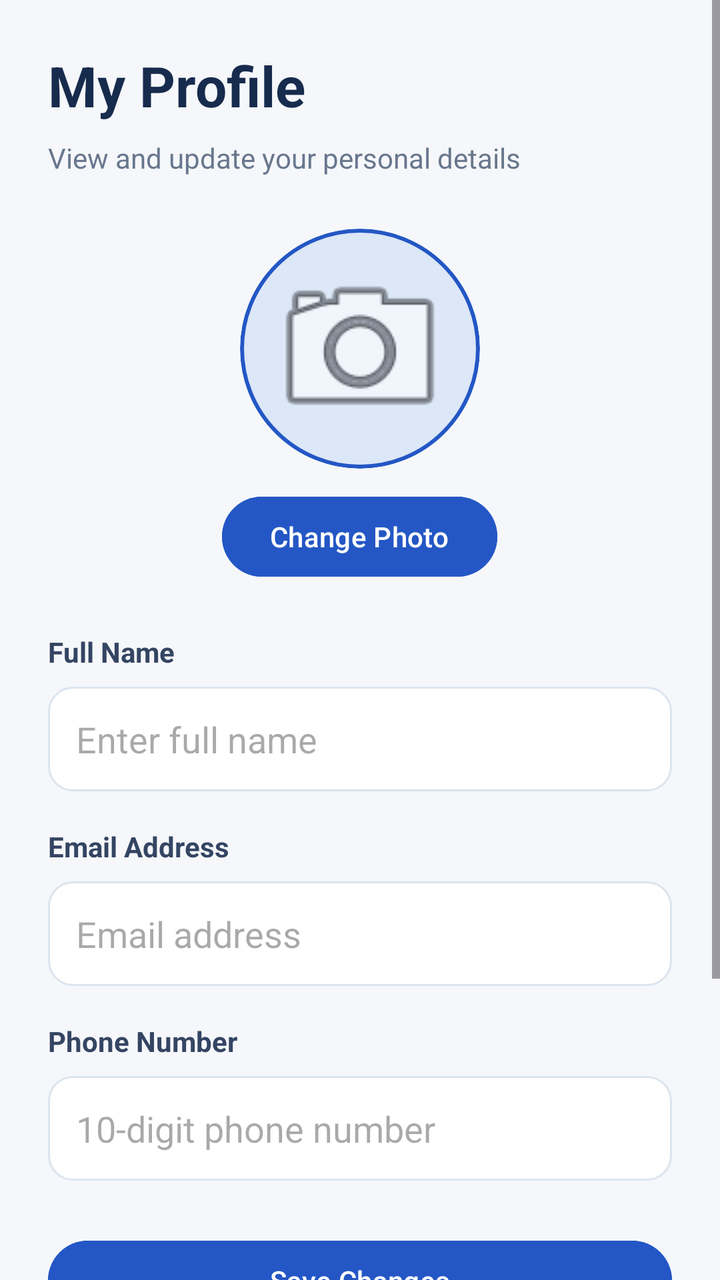
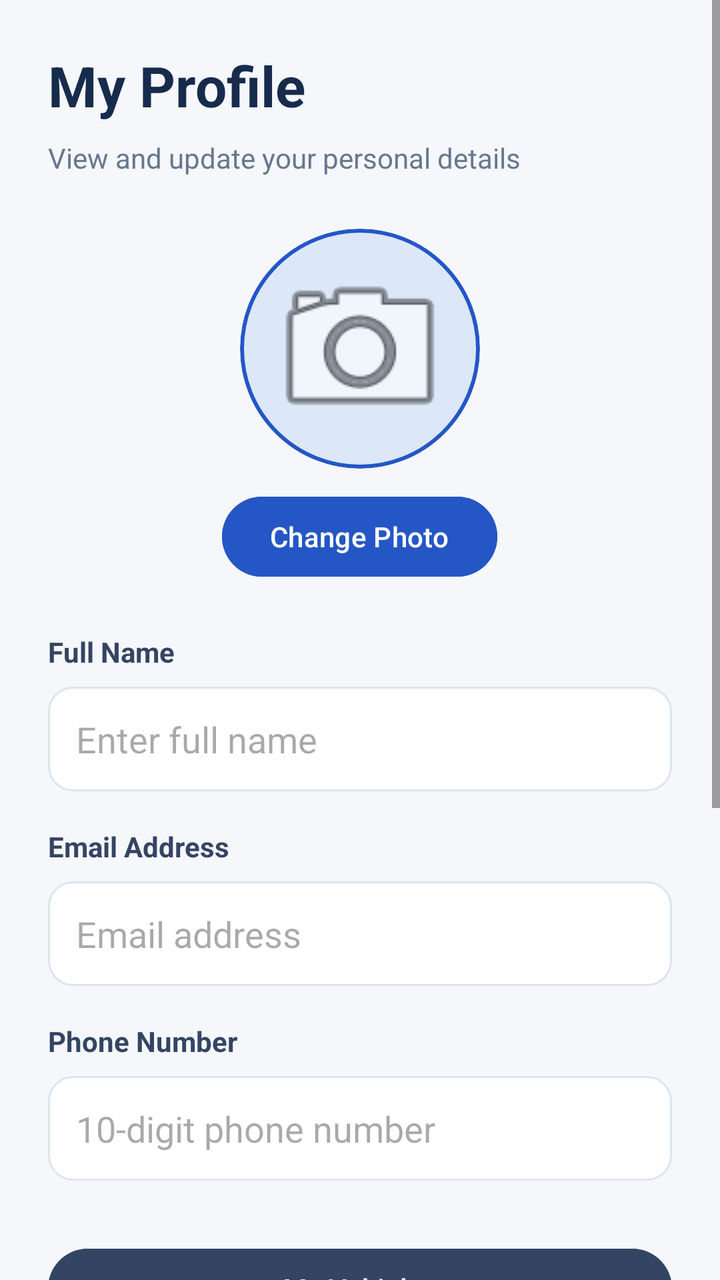

Compare the two renders of this Android layout. The source of the first and the diff that turns it into the second are given below.
<!-- AndroidManifest.xml: application theme Theme.RoadsideAssistance -->
<!-- res/layout/activity_profile.xml -->
<?xml version="1.0" encoding="utf-8"?>
<ScrollView xmlns:android="http://schemas.android.com/apk/res/android"
    android:layout_width="match_parent"
    android:layout_height="match_parent"
    android:background="#F5F7FA"
    android:fillViewport="true">

    <LinearLayout
        android:layout_width="match_parent"
        android:layout_height="wrap_content"
        android:orientation="vertical"
        android:gravity="center_horizontal"
        android:padding="24dp">

        <TextView
            android:layout_width="match_parent"
            android:layout_height="wrap_content"
            android:text="My Profile"
            android:textColor="#172B4D"
            android:textSize="28sp"
            android:textStyle="bold"
            android:layout_marginBottom="8dp" />

        <TextView
            android:layout_width="match_parent"
            android:layout_height="wrap_content"
            android:text="View and update your personal details"
            android:textColor="#68778D"
            android:textSize="14sp"
            android:layout_marginBottom="18dp" />

        

        <ImageView
            android:id="@+id/ivProfilePhoto"
            android:layout_width="120dp"
            android:layout_height="120dp"
            android:layout_marginTop="8dp"
            android:layout_marginBottom="10dp"
            android:background="@drawable/profile_photo_bg"
            android:clipToOutline="true"
            android:contentDescription="Profile photo"
            android:padding="12dp"
            android:scaleType="centerCrop"
            android:src="@android:drawable/ic_menu_camera" />

        <Button
            android:id="@+id/btnChangePhoto"
            android:layout_width="wrap_content"
            android:layout_height="wrap_content"
            android:layout_marginBottom="24dp"
            android:text="Change Photo"
            android:textAllCaps="false"
            android:backgroundTint="#2457C5" />

        

        <TextView
            android:layout_width="match_parent"
            android:layout_height="wrap_content"
            android:text="Full Name"
            android:textColor="#344563"
            android:textStyle="bold" />

        <EditText
            android:id="@+id/etProfileName"
            android:layout_width="match_parent"
            android:layout_height="wrap_content"
            android:layout_marginTop="8dp"
            android:layout_marginBottom="18dp"
            android:hint="Enter full name"
            android:inputType="textPersonName"
            android:padding="14dp"
            android:background="@drawable/signup_input_bg" />

        

        <TextView
            android:layout_width="match_parent"
            android:layout_height="wrap_content"
            android:text="Email Address"
            android:textColor="#344563"
            android:textStyle="bold" />

        <EditText
            android:id="@+id/etProfileEmail"
            android:layout_width="match_parent"
            android:layout_height="wrap_content"
            android:layout_marginTop="8dp"
            android:layout_marginBottom="18dp"
            android:hint="Email address"
            android:inputType="textEmailAddress"
            android:padding="14dp"
            android:background="@drawable/signup_input_bg" />

        

        <TextView
            android:layout_width="match_parent"
            android:layout_height="wrap_content"
            android:text="Phone Number"
            android:textColor="#344563"
            android:textStyle="bold" />

        <EditText
            android:id="@+id/etProfilePhone"
            android:layout_width="match_parent"
            android:layout_height="wrap_content"
            android:layout_marginTop="8dp"
            android:layout_marginBottom="26dp"
            android:hint="10-digit phone number"
            android:inputType="phone"
            android:maxLength="10"
            android:padding="14dp"
            android:background="@drawable/signup_input_bg" />

        

        <Button
            android:id="@+id/btnSaveProfile"
            android:layout_width="match_parent"
            android:layout_height="wrap_content"
            android:text="Save Changes"
            android:textAllCaps="false"
            android:backgroundTint="#2457C5" />

        

        <Button
            android:id="@+id/btnMyVehicles"
            android:layout_width="match_parent"
            android:layout_height="wrap_content"
            android:layout_marginTop="12dp"
            android:text="My Vehicles"
            android:textAllCaps="false"
            android:backgroundTint="#173B6C"
            android:textColor="#FFFFFF" />

        

        <Button
            android:id="@+id/btnBackHome"
            android:layout_width="match_parent"
            android:layout_height="wrap_content"
            android:layout_marginTop="10dp"
            android:text="Back to Home"
            android:textAllCaps="false" />

        

        <TextView
            android:id="@+id/tvProfileMessage"
            android:layout_width="match_parent"
            android:layout_height="wrap_content"
            android:layout_marginTop="12dp"
            android:gravity="center"
            android:textColor="#C62828"
            android:textSize="14sp" />

    </LinearLayout>
</ScrollView>
<!-- resources referenced by this layout -->
<resources>
  <!-- drawable profile_photo_bg (drawable) -->
  <?xml version="1.0" encoding="utf-8"?>
  <shape xmlns:android="http://schemas.android.com/apk/res/android"
      android:shape="oval">
      <solid android:color="#DCE7F7" />
      <stroke android:width="2dp" android:color="#2457C5" />
  </shape>
  <!-- drawable signup_input_bg (drawable) -->
  <?xml version="1.0" encoding="utf-8"?>
  <shape xmlns:android="http://schemas.android.com/apk/res/android"
      android:shape="rectangle">
  
      <solid android:color="#FFFFFF" />
  
      <corners android:radius="12dp" />
  
      <stroke
          android:width="1dp"
          android:color="#DCE5EF" />
  
  </shape>
  <style name="Theme.RoadsideAssistance" parent="Base.Theme.RoadsideAssistance" />
  <style name="Base.Theme.RoadsideAssistance" parent="Theme.Material3.DayNight.NoActionBar">
          
          
      </style>
</resources>

<!-- the commit's change to res/layout/activity_profile.xml (unified diff, before → after) -->
@@ -29,8 +29,6 @@
             android:textSize="14sp"
             android:layout_marginBottom="18dp" />
 
-        
-
         <ImageView
             android:id="@+id/ivProfilePhoto"
             android:layout_width="120dp"
@@ -53,8 +51,6 @@
             android:textAllCaps="false"
             android:backgroundTint="#2457C5" />
 
-        
-
         <TextView
             android:layout_width="match_parent"
             android:layout_height="wrap_content"
@@ -73,8 +69,6 @@
             android:padding="14dp"
             android:background="@drawable/signup_input_bg" />
 
-        
-
         <TextView
             android:layout_width="match_parent"
             android:layout_height="wrap_content"
@@ -92,8 +86,6 @@
             android:inputType="textEmailAddress"
             android:padding="14dp"
             android:background="@drawable/signup_input_bg" />
-
-        
 
         <TextView
             android:layout_width="match_parent"
@@ -114,7 +106,64 @@
             android:padding="14dp"
             android:background="@drawable/signup_input_bg" />
 
-        
+        <Button
+            android:id="@+id/btnMyVehicles"
+            android:layout_width="match_parent"
+            android:layout_height="wrap_content"
+            android:layout_marginTop="4dp"
+            android:layout_marginBottom="18dp"
+            android:text="My Vehicles"
+            android:textAllCaps="false"
+            android:backgroundTint="#344563" />
+
+        <TextView
+            android:layout_width="match_parent"
+            android:layout_height="wrap_content"
+            android:text="Default Vehicle"
+            android:textColor="#172B4D"
+            android:textSize="18sp"
+            android:textStyle="bold" />
+
+        <Spinner
+            android:id="@+id/spDefaultVehicle"
+            android:layout_width="match_parent"
+            android:layout_height="wrap_content"
+            android:layout_marginTop="8dp"
+            android:layout_marginBottom="4dp"
+            android:background="@drawable/signup_input_bg"
+            android:padding="10dp" />
+
+        <TextView
+            android:id="@+id/tvDefaultVehicleMessage"
+            android:layout_width="match_parent"
+            android:layout_height="wrap_content"
+            android:textColor="#68778D"
+            android:textSize="12sp"
+            android:layout_marginBottom="20dp" />
+
+        <TextView
+            android:layout_width="match_parent"
+            android:layout_height="wrap_content"
+            android:text="Preferred Service Types"
+            android:textColor="#172B4D"
+            android:textSize="18sp"
+            android:textStyle="bold" />
+
+        <TextView
+            android:layout_width="match_parent"
+            android:layout_height="wrap_content"
+            android:text="Select the services you usually need."
+            android:textColor="#68778D"
+            android:textSize="13sp"
+            android:layout_marginTop="4dp" />
+
+        <LinearLayout
+            android:id="@+id/preferredServiceTypesContainer"
+            android:layout_width="match_parent"
+            android:layout_height="wrap_content"
+            android:orientation="vertical"
+            android:layout_marginTop="8dp"
+            android:layout_marginBottom="20dp" />
 
         <Button
             android:id="@+id/btnSaveProfile"
@@ -124,20 +173,6 @@
             android:textAllCaps="false"
             android:backgroundTint="#2457C5" />
 
-        
-
-        <Button
-            android:id="@+id/btnMyVehicles"
-            android:layout_width="match_parent"
-            android:layout_height="wrap_content"
-            android:layout_marginTop="12dp"
-            android:text="My Vehicles"
-            android:textAllCaps="false"
-            android:backgroundTint="#173B6C"
-            android:textColor="#FFFFFF" />
-
-        
-
         <Button
             android:id="@+id/btnBackHome"
             android:layout_width="match_parent"
@@ -145,8 +180,6 @@
             android:layout_marginTop="10dp"
             android:text="Back to Home"
             android:textAllCaps="false" />
-
-        
 
         <TextView
             android:id="@+id/tvProfileMessage"
@@ -156,6 +189,5 @@
             android:gravity="center"
             android:textColor="#C62828"
             android:textSize="14sp" />
-
     </LinearLayout>
 </ScrollView>
